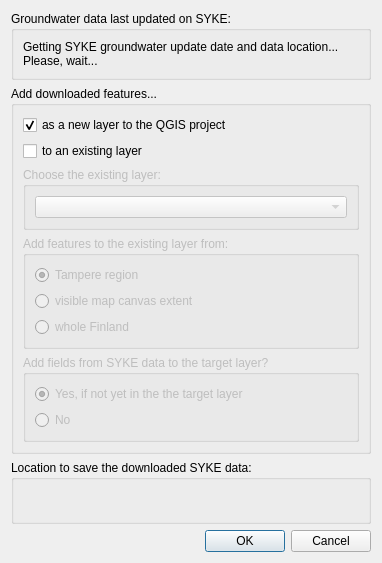
Old version of the form SYKE_plugin/syke_tampere_plugin_dialog_base.ui in the repository GispoCoding/Tampere-KDYK.
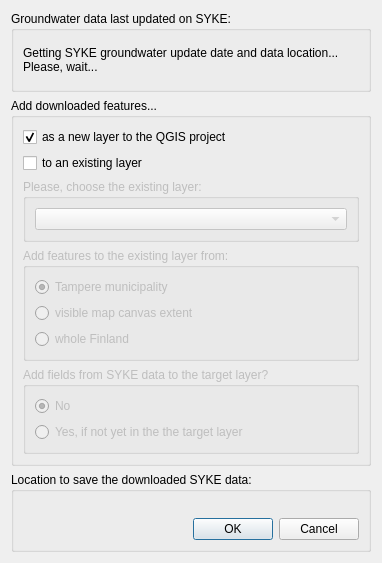
New version of the form. Custom widgets are drawn as their Qt base class.

Commit message: Finish basic functionality

Diff of the .ui file:
```diff
--- a/SYKE_plugin/syke_tampere_plugin_dialog_base.ui
+++ b/SYKE_plugin/syke_tampere_plugin_dialog_base.ui
@@ -65,7 +65,7 @@
          <bool>false</bool>
         </property>
         <property name="title">
-         <string>Choose the existing layer:</string>
+         <string>Please, choose the existing layer:</string>
         </property>
         <layout class="QVBoxLayout" name="verticalLayout_6">
          <item>
@@ -86,7 +86,7 @@
          <item>
           <widget class="QRadioButton" name="radioButtonAddFromTampere">
            <property name="text">
-            <string>Tampere region</string>
+            <string>Tampere municipality</string>
            </property>
            <property name="checked">
             <bool>true</bool>
@@ -119,21 +119,24 @@
          <string>Add fields from SYKE data to the target layer?</string>
         </property>
         <layout class="QVBoxLayout" name="verticalLayout_7">
-         <item>
-          <widget class="QRadioButton" name="radioButtonAddFieldsYes">
-           <property name="text">
-            <string>Yes, if not yet in the the target layer</string>
-           </property>
-           <property name="checked">
-            <bool>true</bool>
-           </property>
-          </widget>
-         </item>
          <item>
           <widget class="QRadioButton" name="radioButtonAddFieldsNo">
            <property name="text">
             <string>No</string>
            </property>
+           <property name="checked">
+            <bool>true</bool>
+           </property>
+          </widget>
+         </item>
+         <item>
+          <widget class="QRadioButton" name="radioButtonAddFieldsYes">
+           <property name="text">
+            <string>Yes, if not yet in the the target layer</string>
+           </property>
+           <property name="checked">
+            <bool>false</bool>
+           </property>
           </widget>
          </item>
         </layout>
@@ -151,9 +154,6 @@
       <item>
        <widget class="QgsFileWidget" name="qgsFileWidgetDataLocation"/>
       </item>
-     </layout>
-    </widget>
-   </item>
    <item>
     <widget class="QDialogButtonBox" name="buttonBoxOkCancel">
      <property name="enabled">
@@ -168,10 +168,12 @@
     </widget>
    </item>
   </layout>
+    </widget>
+   </item>
+  </layout>
   <zorder>groupBox_3</zorder>
   <zorder>groupBox_2</zorder>
   <zorder>groupBox</zorder>
-  <zorder>buttonBoxOkCancel</zorder>
  </widget>
  <customwidgets>
   <customwidget>
```
Lines whose indentation alone changed are shown as unchanged. The commit also changes 2 other files.
